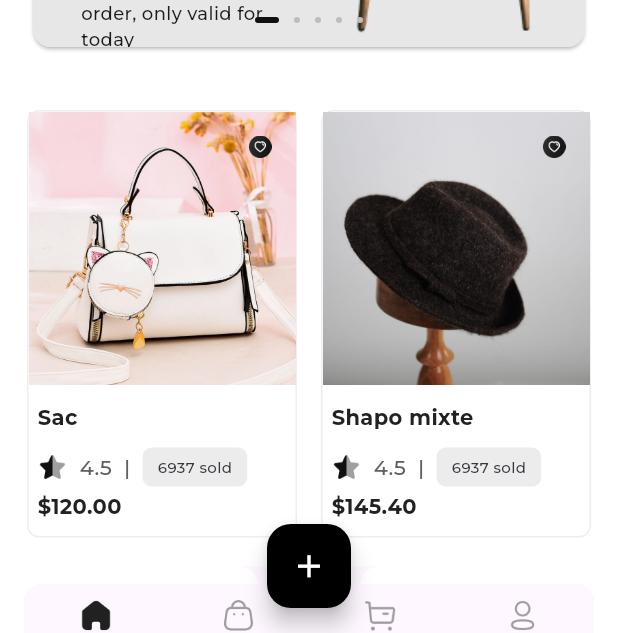
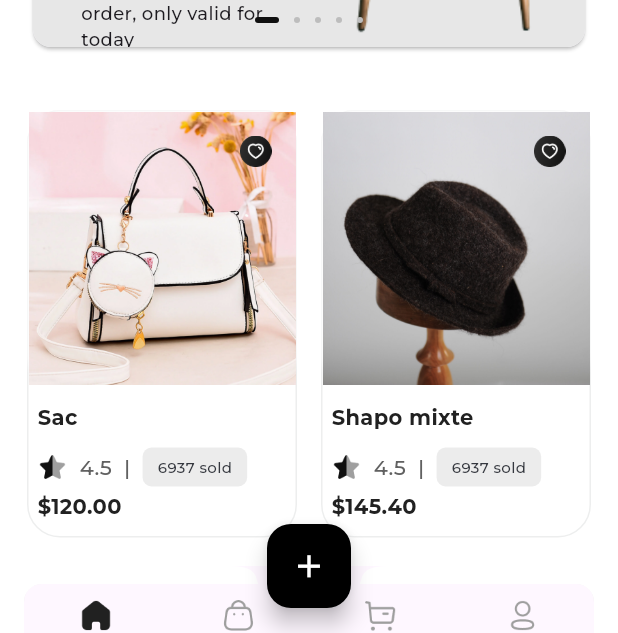
Before and after one commit to wilfried-maurice/ventou_app, a Flutter app: the screen it shows once a user with an empty profile is signed in, on a phone screen of 412 x 824 dp. Shown: the part 550-1183 px from the top of the screen. Run offline on Flutter 3.47's test engine with Material 3 defaults, Android fonts, the phone set to English and light mode, and no system bars; our stand-ins replace bloc, cloud_firestore, equatable, expandable_text, firebase_auth, firebase_core and 5 more; accounts and stored records are empty.

```diff
--- a/ventou/lib/common/components/product_card.dart
+++ b/ventou/lib/common/components/product_card.dart
@@ -12,7 +12,7 @@ class ProductCard extends StatelessWidget {
   @override
   Widget build(BuildContext context) {
     // final data = datas[index % datas.length];
-    const borderRadius = BorderRadius.all(Radius.circular(8));
+    const borderRadius = BorderRadius.all(Radius.circular(22));
     return InkWell(
       borderRadius: borderRadius,
       onTap: () => ontap?.call(data),
@@ -38,6 +38,14 @@ class ProductCard extends StatelessWidget {
               decoration: BoxDecoration(
                 borderRadius: borderRadius,
                 // color: Color(0xffeeeeee),
+                boxShadow: [
+                  BoxShadow(
+                    offset: const Offset(0, 0),
+                    blurRadius: 2,
+                    spreadRadius: 1,
+                    color: Colors.white,
+                  ),
+                ],
               ),
               child: Stack(
                 children: [
@@ -52,8 +60,8 @@ class ProductCard extends StatelessWidget {
                     right: 16,
                     child: Image.asset(
                       'assets/icons/not_collected@2x.png',
-                      width: 15,
-                      height: 15,
+                      width: 21,
+                      height: 21,
                     ),
                   )
                 ],
```
